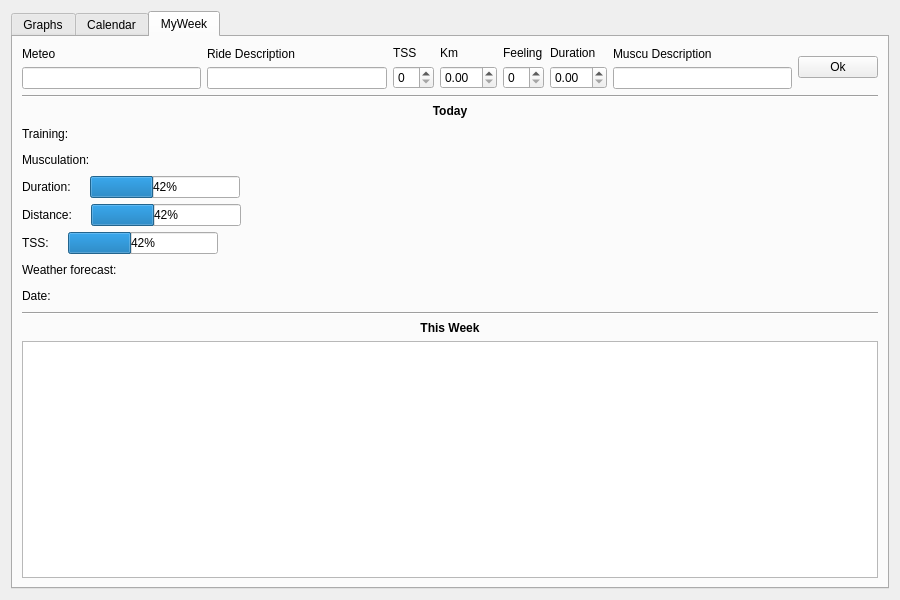
Qt form themewidget.ui (pisgah-fogel/OpenCyclingTraining) before a commit.
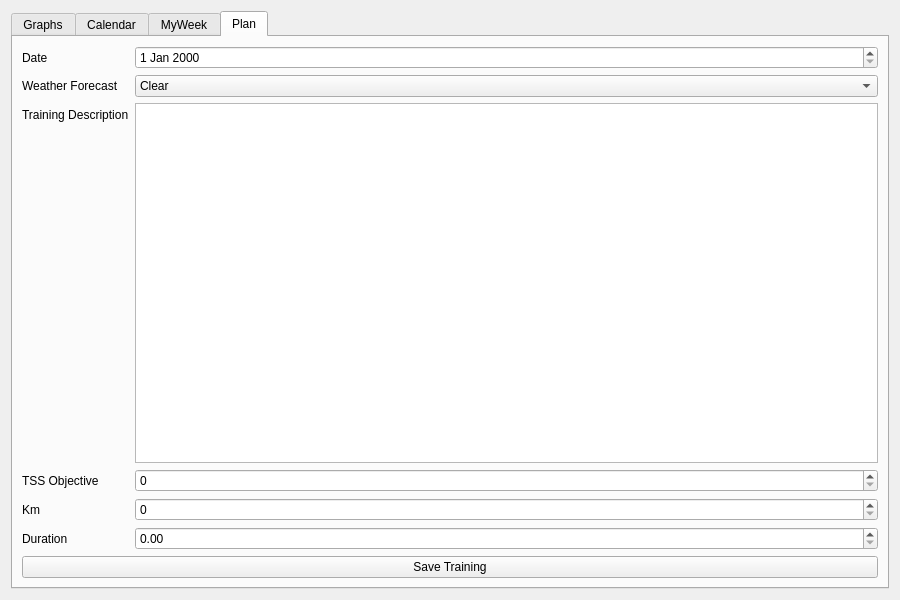
The same form after that commit. The open tabs and pages were chosen to show the change.

Commit message: Add Planning Page

```diff
--- a/themewidget.ui
+++ b/themewidget.ui
@@ -472,6 +472,110 @@
        </item>
       </layout>
      </widget>
+     <widget class="QWidget" name="tab">
+      <attribute name="title">
+       <string>Plan</string>
+      </attribute>
+      <layout class="QVBoxLayout" name="verticalLayout_13">
+       <item>
+        <layout class="QFormLayout" name="formLayout">
+         <item row="0" column="0">
+          <widget class="QLabel" name="label_23">
+           <property name="text">
+            <string>Date</string>
+           </property>
+          </widget>
+         </item>
+         <item row="0" column="1">
+          <widget class="QDateEdit" name="dateEdit"/>
+         </item>
+         <item row="1" column="0">
+          <widget class="QLabel" name="label_24">
+           <property name="text">
+            <string>Weather Forecast</string>
+           </property>
+          </widget>
+         </item>
+         <item row="2" column="0">
+          <widget class="QLabel" name="label_25">
+           <property name="text">
+            <string>Training Description</string>
+           </property>
+          </widget>
+         </item>
+         <item row="2" column="1">
+          <widget class="QTextEdit" name="textEdit"/>
+         </item>
+         <item row="3" column="0">
+          <widget class="QLabel" name="label_26">
+           <property name="text">
+            <string>TSS Objective</string>
+           </property>
+          </widget>
+         </item>
+         <item row="3" column="1">
+          <widget class="QSpinBox" name="spinBox"/>
+         </item>
+         <item row="4" column="0">
+          <widget class="QLabel" name="label_27">
+           <property name="text">
+            <string>Km</string>
+           </property>
+          </widget>
+         </item>
+         <item row="4" column="1">
+          <widget class="QSpinBox" name="spinBox_2"/>
+         </item>
+         <item row="5" column="0">
+          <widget class="QLabel" name="label_28">
+           <property name="text">
+            <string>Duration</string>
+           </property>
+          </widget>
+         </item>
+         <item row="5" column="1">
+          <widget class="QDoubleSpinBox" name="doubleSpinBox"/>
+         </item>
+         <item row="1" column="1">
+          <widget class="QComboBox" name="comboBox">
+           <item>
+            <property name="text">
+             <string>Clear</string>
+            </property>
+           </item>
+           <item>
+            <property name="text">
+             <string>Cloudy</string>
+            </property>
+           </item>
+           <item>
+            <property name="text">
+             <string>Dark</string>
+            </property>
+           </item>
+           <item>
+            <property name="text">
+             <string>Rain/Snow</string>
+            </property>
+           </item>
+           <item>
+            <property name="text">
+             <string>Storm</string>
+            </property>
+           </item>
+          </widget>
+         </item>
+        </layout>
+       </item>
+       <item>
+        <widget class="QPushButton" name="pushButton_2">
+         <property name="text">
+          <string>Save Training</string>
+         </property>
+        </widget>
+       </item>
+      </layout>
+     </widget>
     </widget>
    </item>
   </layout>
```
Left out of the diff: 44 changed lines with no effect on the pictures.
